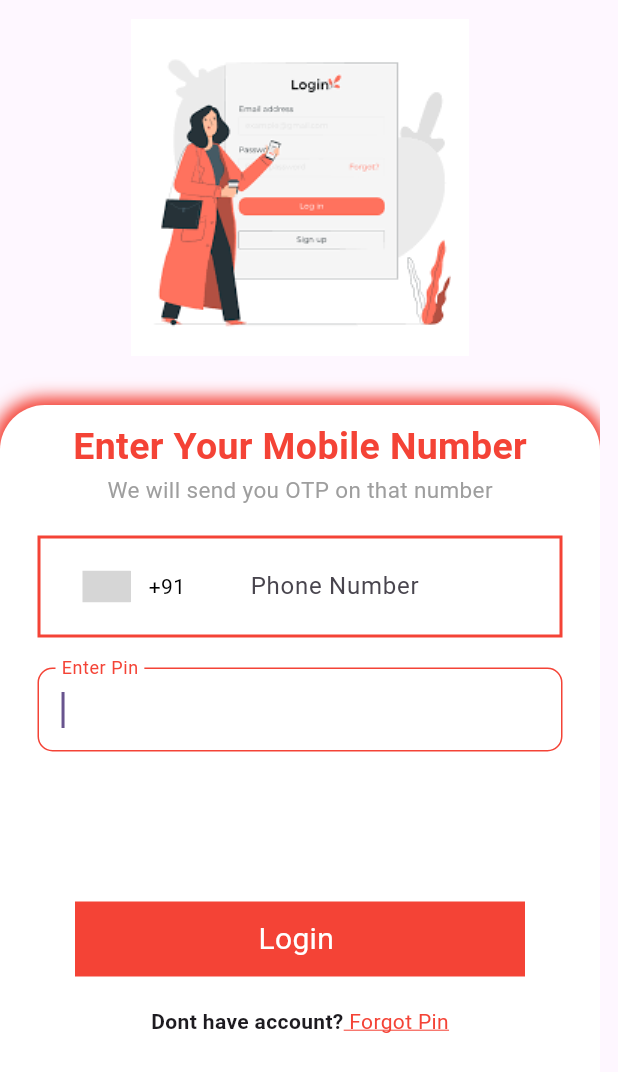
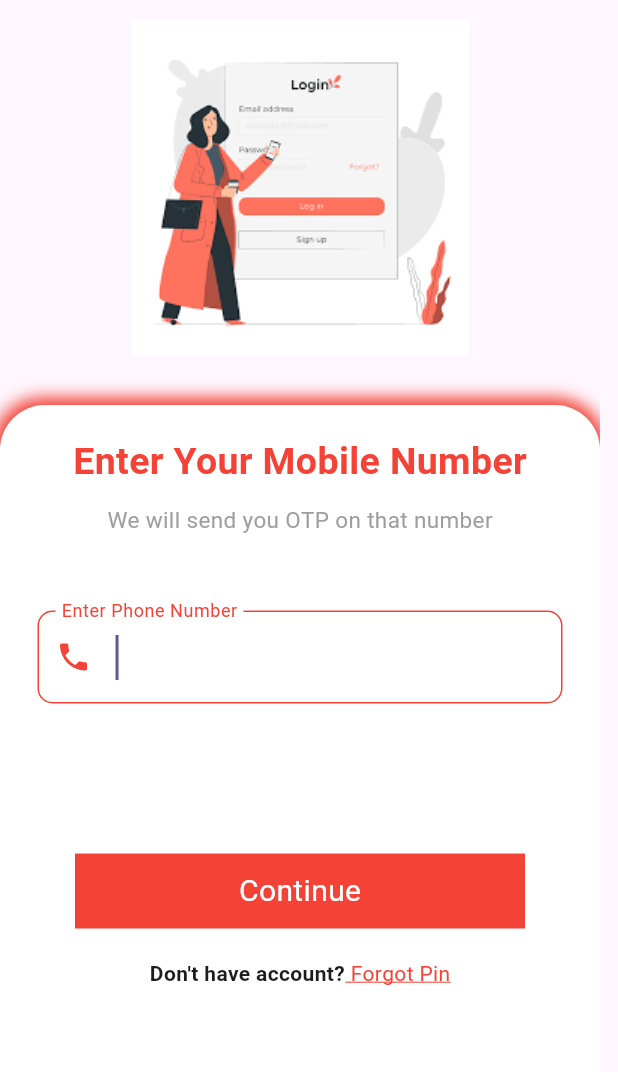
Before and after one commit to shubhamgitvns/LTSS, a Flutter app: the Login screen opened directly, on a phone screen of 412 x 824 dp. Shown: the top 1072 px of the screen. Run offline on Flutter 3.47's test engine with Material 3 defaults, Android fonts, the phone set to English and light mode, and no system bars; drawn by our look-alikes of intl_phone_number_input; our stand-ins replace page_transition, pinput; grey boxes are pictures that could not be loaded.

Commit message:
update login page

```diff
--- a/lib/ui_page/welcome_page.dart
+++ b/lib/ui_page/welcome_page.dart
@@ -1,6 +1,6 @@
 import 'package:flutter/material.dart';
 import 'package:page_transition/page_transition.dart';
-import 'package:recharge_setu/ui_page/next_page_1.dart';
+import 'package:recharge_setu/user_verification/login_page.dart';
 
 class MyApp extends StatelessWidget {
   const MyApp({super.key});
@@ -69,7 +69,7 @@
             PageTransition(
               type: PageTransitionType.rightToLeft,
               isIos: true,
-              child: Next_one(),
+              child: const Login(),
             ),
           );
         },
--- a/lib/user_verification/login_page.dart
+++ b/lib/user_verification/login_page.dart
@@ -24,7 +24,7 @@
       child: Scaffold(
         resizeToAvoidBottomInset: false,
         body: SingleChildScrollView(
-          physics: BouncingScrollPhysics(),
+          physics: const BouncingScrollPhysics(),
           child: Column(
             children: [
               const SizedBox(
@@ -60,12 +60,13 @@
                     child: Column(
                       children: [
                         const SizedBox(
-                          height: 10,
+                          height: 20,
                         ),
                         Text(
                           "Enter Your Mobile Number",
                           style: Text_Style.heder,
                         ),
+                        const SizedBox(height: 10,),
                         const Text(
                           "We will send you OTP on that number",
                           style: TextStyle(
@@ -74,53 +75,9 @@
                           ),
                         ),
                         const SizedBox(
-                          height: 20,
+                          height: 50,
                         ),
-                        //Phone input box code//
-                        SizedBox(
-                          width: 350,
-                          child: Container(
-                            decoration: BoxDecoration(
-                                border:
-                                    Border.all(width: 2, color: Colors.red)),
-                            child: Padding(
-                              padding: const EdgeInsets.all(8.0),
-                              child: InternationalPhoneNumberInput(
-                                inputDecoration: const InputDecoration(
-                                    filled: true,
-                                    border: InputBorder.none,
-                                    hintText: 'Phone Number',
-                                    fillColor: Colors.white),
-                                onInputChanged: (PhoneNumber number) {
-                                  print(number.phoneNumber);
-                                },
-                                onInputValidated: (bool value) {
-                                  print(value);
-                                },
-                                selectorConfig: const SelectorConfig(
-                                  selectorType:
-                                      PhoneInputSelectorType.BOTTOM_SHEET,
-                                ),
-                                ignoreBlank: false,
-                                autoValidateMode: AutovalidateMode.disabled,
-                                selectorTextStyle:
-                                    const TextStyle(color: Colors.black),
-                                initialValue: number,
-                                textFieldController: controller,
-                                formatInput: true,
-                                keyboardType: const TextInputType.numberWithOptions(
-                                    signed: true, decimal: true),
-                                onSaved: (PhoneNumber number) {
-                                  // print('On Saved: $number');
-                                },
-                              ),
-                            ),
-                          ),
-                        ),
-                        //Phone input box code//
-                        const SizedBox(
-                          height: 20,
-                        ),
+
                         Row(
                           mainAxisAlignment: MainAxisAlignment.center,
                           children: [
@@ -132,6 +89,7 @@
                                 controller: App_Text.pincode,
                                 style: const TextStyle(
                                     color: Colors.black,
+                                    fontSize: 20,
                                     fontWeight: FontWeight.bold),
                                 decoration: InputDecoration(
                                   enabledBorder: OutlineInputBorder(
@@ -148,9 +106,10 @@
                                       borderSide: const BorderSide(
                                         color: Colors.red,
                                       )),
-                                  labelText: "Enter Pin",
+                                  labelText: "Enter Phone Number",
 
                                   labelStyle: const TextStyle(color: Colors.red),
+                                  prefixIcon: const Icon(Icons.phone,color: Colors.red,),
                                 ),
                               ),
                             ),
@@ -167,7 +126,7 @@
                             color: Colors.red,
                             child: const Center(
                                 child: Text(
-                              "Login ",
+                              "Continue",
                               style: TextStyle(
                                   color: Colors.white, fontSize: 20),
                             )),
@@ -190,7 +149,7 @@
                           mainAxisAlignment: MainAxisAlignment.center,
                           children: [
                             const Text(
-                              "Dont have account?",
+                              "Don't have account?",
                               style: TextStyle(fontWeight: FontWeight.bold),
                             ),
                             InkWell(
```
Also changed, not shown: lib/ui_page/next_page_1.dart (deleted, +0 -124 lines), lib/ui_page/next_page_2.dart (deleted, +0 -123 lines), lib/user_verification/pin_page.dart (added).
